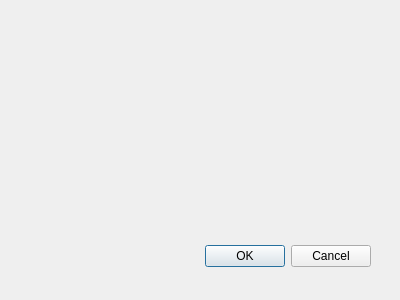
hrafnkelli14/Verklegt-verkefni-3, file computeredit.ui: the form before one commit.
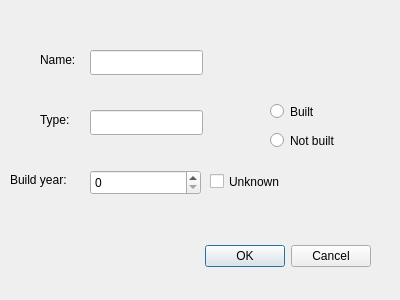
The form after the commit.

Commit message: tinkering with computeredit

What changed in the file:
```diff
--- a/computeredit.ui
+++ b/computeredit.ui
@@ -31,6 +31,120 @@
     <set>QDialogButtonBox::Cancel|QDialogButtonBox::Ok</set>
    </property>
   </widget>
+  <widget class="QRadioButton" name="wasBuilt">
+   <property name="geometry">
+    <rect>
+     <x>270</x>
+     <y>100</y>
+     <width>119</width>
+     <height>23</height>
+    </rect>
+   </property>
+   <property name="text">
+    <string>Built</string>
+   </property>
+   <attribute name="buttonGroup">
+    <string notr="true">builtGroup</string>
+   </attribute>
+  </widget>
+  <widget class="QRadioButton" name="notBuilt">
+   <property name="geometry">
+    <rect>
+     <x>270</x>
+     <y>130</y>
+     <width>119</width>
+     <height>21</height>
+    </rect>
+   </property>
+   <property name="text">
+    <string>Not built</string>
+   </property>
+   <attribute name="buttonGroup">
+    <string notr="true">builtGroup</string>
+   </attribute>
+  </widget>
+  <widget class="QLabel" name="labelName">
+   <property name="geometry">
+    <rect>
+     <x>40</x>
+     <y>50</y>
+     <width>68</width>
+     <height>19</height>
+    </rect>
+   </property>
+   <property name="text">
+    <string>Name:</string>
+   </property>
+  </widget>
+  <widget class="QLabel" name="labelType">
+   <property name="geometry">
+    <rect>
+     <x>40</x>
+     <y>110</y>
+     <width>41</width>
+     <height>19</height>
+    </rect>
+   </property>
+   <property name="text">
+    <string>Type:</string>
+   </property>
+  </widget>
+  <widget class="QLineEdit" name="editName">
+   <property name="geometry">
+    <rect>
+     <x>90</x>
+     <y>50</y>
+     <width>113</width>
+     <height>25</height>
+    </rect>
+   </property>
+  </widget>
+  <widget class="QLineEdit" name="editType">
+   <property name="geometry">
+    <rect>
+     <x>90</x>
+     <y>110</y>
+     <width>113</width>
+     <height>25</height>
+    </rect>
+   </property>
+  </widget>
+  <widget class="QLabel" name="labelBuild">
+   <property name="geometry">
+    <rect>
+     <x>10</x>
+     <y>170</y>
+     <width>81</width>
+     <height>19</height>
+    </rect>
+   </property>
+   <property name="text">
+    <string>Build year:</string>
+   </property>
+  </widget>
+  <widget class="QSpinBox" name="buildYear">
+   <property name="geometry">
+    <rect>
+     <x>90</x>
+     <y>170</y>
+     <width>111</width>
+     <height>25</height>
+    </rect>
+   </property>
+  </widget>
+  <widget class="QCheckBox" name="checkBox">
+   <property name="geometry">
+    <rect>
+     <x>210</x>
+     <y>170</y>
+     <width>101</width>
+     <height>23</height>
+    </rect>
+   </property>
+   <property name="text">
+    <string>Unknown</string>
+   </property>
+  </widget>
  </widget>
  <pixmapfunction/>
  <resources/>
```
Left out of the diff: 12 changed lines with no effect on the pictures. The commit also changes 4 other files.
